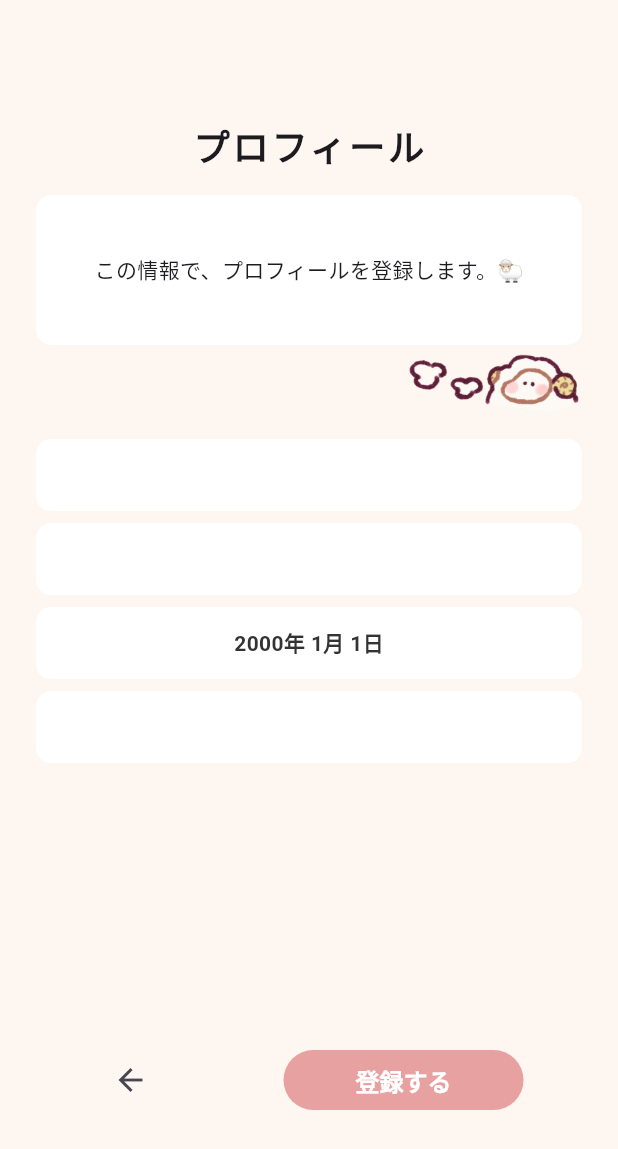
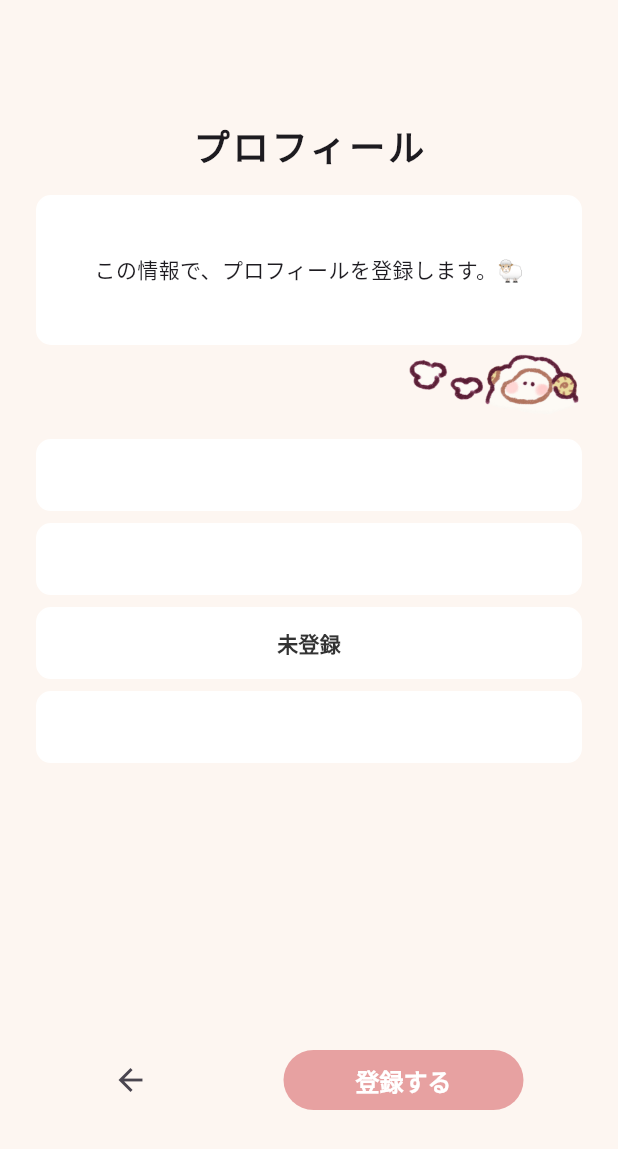
Before and after one commit to junjun-1345/aizuchi_app, a Flutter app: the SignUpFormCheckPage screen opened by its route, on a phone screen of 412 x 824 dp. Shown: the top 1149 px of the screen. Run offline on Flutter 3.47's test engine with Material 3 defaults, Android fonts, the phone set to English and light mode, and no system bars; our stand-ins replace auto_route, carousel_slider, cloud_firestore, email_validator, firebase_auth, firebase_core and 17 more; missing offline and left inert: purchases_flutter, version; accounts and stored records are empty; network calls fail; Roboto replaces fonts that are missing (ZenMaruGothic); statements that could not run were skipped.

Commit message:
生年月日選択制に変更

```diff
--- a/lib/domain/entity/models/user.dart
+++ b/lib/domain/entity/models/user.dart
@@ -5,7 +5,7 @@ class UserEntity {
   final String id;
   final String name;
   final String email;
-  final DateTime birthday;
+  final DateTime? birthday;
   final SexEnum sex;
   final bool isSubscription;
   final bool init;
@@ -44,9 +44,7 @@ class UserEntity {
     String? email,
     DateTime? birthday,
     SexEnum? sex,
-
     bool? isSubscription,
-
     bool? init,
     DateTime? createdAt,
     int? activeDay,
@@ -65,9 +63,7 @@ class UserEntity {
         email: email ?? this.email,
         birthday: birthday ?? this.birthday,
         sex: sex ?? this.sex,
-
         isSubscription: isSubscription ?? this.isSubscription,
-
         init: init ?? this.init,
         activeDay: activeDay ?? this.activeDay,
         charactor: charactor ?? this.charactor,
--- a/lib/presentation/model/user_model.dart
+++ b/lib/presentation/model/user_model.dart
@@ -6,7 +6,7 @@ class UserModel {
   final String id;
   final String name;
   final String email;
-  final DateTime birthday;
+  final DateTime? birthday;
   final SexEnum sex;
   final bool isSubscription;
   final bool init;
--- a/lib/presentation/state/user_providers.dart
+++ b/lib/presentation/state/user_providers.dart
@@ -2,7 +2,6 @@ import 'package:aizuchi_app/domain/entity/enums/character.dart';
 import 'package:aizuchi_app/domain/entity/enums/sex.dart';
 import 'package:aizuchi_app/presentation/model/user_model.dart';
 import 'package:hooks_riverpod/hooks_riverpod.dart';
-
 
 final userIdProvider = StateProvider<String?>((_) => null);
 final userNameProvider = StateProvider<String?>((_) => null);
@@ -20,7 +19,6 @@ final userIsConversationProvider = StateProvider<bool?>((_) => null);
 final userIsAssistantProvider = StateProvider<bool?>((_) => true);
 final userIsMessageOverLimitProvider = StateProvider<bool?>((_) => null);
 final totalMessagesProvider = StateProvider<int?>((_) => 0);
-
 
 final userProvider = StateProvider<UserModel>((ref) {
   final id = ref.watch(userIdProvider);
@@ -44,7 +42,7 @@ final userProvider = StateProvider<UserModel>((ref) {
     id: id ?? "",
     name: name ?? "",
     email: email ?? "",
-    birthday: birthday ?? DateTime(2000, 1, 1),
+    birthday: birthday,
     sex: sex ?? SexEnum.unknown,
     isSubscription: isSubscription ?? false,
     init: init ?? false,
@@ -57,6 +55,5 @@ final userProvider = StateProvider<UserModel>((ref) {
     isAssistant: isAssistant ?? true,
     isMessageOverLimit: isMessageOverLimit ?? false,
     totalMessages: totalMessages ?? 0,
-
   );
 });
--- a/lib/presentation/view/pages/profile/current_profile_page.dart
+++ b/lib/presentation/view/pages/profile/current_profile_page.dart
@@ -40,7 +40,9 @@ class CurrentProfilePage extends HookConsumerWidget {
                   ),
                   ProfileTile(
                     title: '生年月日',
-                    currentData: DateFormat('yyyy/MM/dd').format(data.birthday),
+                    currentData: data.birthday != null
+                        ? DateFormat('yyyy/MM/dd').format(data.birthday!)
+                        : "未登録",
                   ),
                   ProfileTile(
                     title: '職業',
--- a/lib/presentation/view/pages/start/sign_up_form_check_page.dart
+++ b/lib/presentation/view/pages/start/sign_up_form_check_page.dart
@@ -101,13 +101,21 @@ class SignUpFormCheckPage extends HookConsumerWidget {
                         border: Border.all(color: Colors.white),
                         borderRadius: BorderRadius.circular(10),
                       ),
-                      child: Text(
-                        "${usersState.birthday.year}年 ${usersState.birthday.month}月 ${usersState.birthday.day}日",
-                        style: const TextStyle(
-                          color: BrandColor.black,
-                          fontWeight: FontWeight.bold,
-                        ),
-                      ),
+                      child: usersState.birthday != null
+                          ? Text(
+                              "${usersState.birthday?.year}年 ${usersState.birthday?.month}月 ${usersState.birthday?.day}日",
+                              style: const TextStyle(
+                                color: BrandColor.black,
+                                fontWeight: FontWeight.bold,
+                              ),
+                            )
+                          : const Text(
+                              "未登録",
+                              style: TextStyle(
+                                color: BrandColor.black,
+                                fontWeight: FontWeight.bold,
+                              ),
+                            ),
                     ),
                     const SizedBox(
                       height: 8,
--- a/lib/presentation/view_model/users_view_model.dart
+++ b/lib/presentation/view_model/users_view_model.dart
@@ -119,7 +119,7 @@ class UserViewModel {
   Future<void> updateProfile({
     required String name,
     required SexEnum sex,
-    required DateTime birthday,
+    required DateTime? birthday,
     required String profession,
     required Function onSuccess,
     required Function onError,
```
Also changed, not shown: lib/infrastructure/models/user.dart (+6 -4 lines), lib/presentation/view/pages/profile/edit_profile_page.dart (+6 -3 lines), lib/presentation/view/pages/start/sign_up_form_birthdate_page.dart (+14 -13 lines).
